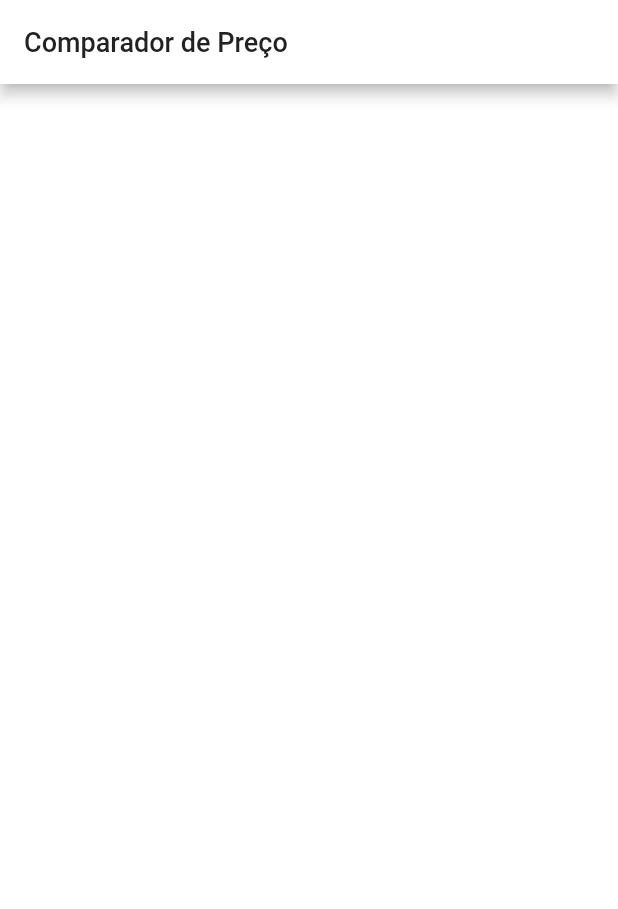
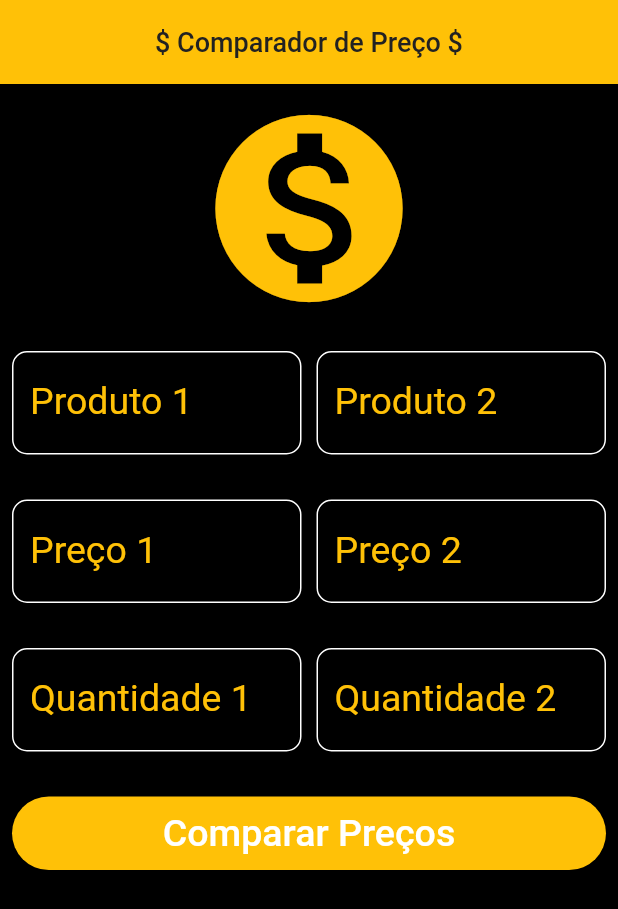
Before and after one commit to William-Santos-Dantas/price_compare, a Flutter app: the screen it shows after launch, on a phone screen of 412 x 824 dp. Shown: the top 909 px of the screen. Run offline on Flutter 3.47's test engine with Material 2 defaults, Android fonts, the phone set to English and light mode, and no system bars; our stand-ins replace get; missing offline and left inert: validatorless; Roboto replaces fonts that are missing (Metropolis, WorkSansBold).

```diff
--- /dev/null
+++ b/lib/application/ui/widgets/custom_text_field.dart
@@ -0,0 +1,47 @@
+import 'package:flutter/material.dart';
+
+class CustomTextField extends StatelessWidget {
+  final TextInputType inputType;
+  final String hintText;
+  final TextEditingController controller;
+  final FormFieldValidator<String>? validator;
+
+  const CustomTextField({
+    Key? key,
+    required this.inputType,
+    required this.hintText,
+    required this.controller,
+    required this.validator,
+  }) : super(key: key);
+
+  @override
+  Widget build(BuildContext context) {
+    return TextFormField(
+      controller: controller,
+      validator: validator,
+      decoration: InputDecoration(
+        enabledBorder: const OutlineInputBorder(
+          borderSide: BorderSide(color: Colors.white),
+          borderRadius: BorderRadius.all(Radius.circular(10.0)),
+        ),
+        focusedBorder: const OutlineInputBorder(
+          borderSide: BorderSide(color: Colors.amber),
+          borderRadius: BorderRadius.all(Radius.circular(10.0)),
+        ),
+        disabledBorder: const OutlineInputBorder(
+          borderSide: BorderSide(color: Colors.amber),
+          borderRadius: BorderRadius.all(Radius.circular(10.0)),
+        ),
+        border: const OutlineInputBorder(
+          borderSide: BorderSide(color: Colors.amber),
+          borderRadius: BorderRadius.all(Radius.circular(10.0)),
+        ),
+        labelText: hintText,
+        hintText: hintText,
+        labelStyle: const TextStyle(color: Colors.amber),
+      ),
+      style: const TextStyle(color: Colors.amber, fontSize: 25.0),
+      keyboardType: inputType,
+    );
+  }
+}
--- /dev/null
+++ b/lib/application/ui/widgets/submit_button.dart
@@ -0,0 +1,39 @@
+import 'package:flutter/material.dart';
+import 'package:get/get.dart';
+
+class SubmitButton extends StatelessWidget {
+  final String text;
+  final VoidCallback onPress;
+
+  const SubmitButton({Key? key, required this.text, required this.onPress}) : super(key: key);
+
+  @override
+  Widget build(BuildContext context) {
+    return Container(
+      decoration: const BoxDecoration(
+        borderRadius: BorderRadius.all(Radius.circular(25)),
+        color: Colors.amber,
+      ),
+      child: MaterialButton(
+        highlightColor: Colors.transparent,
+        splashColor: Colors.white,
+        child: Padding(
+          padding:const EdgeInsets.symmetric(vertical: 10.0, horizontal: 42.0),
+          child: FittedBox(
+            fit: BoxFit.fitWidth,
+            child: Text(
+              text,
+              style:const TextStyle(
+                color: Colors.white,
+                fontSize: 25.0,
+                fontFamily: "WorkSansBold",
+              ),
+              maxLines: 1,
+            ),
+          ),
+        ),
+        onPressed: onPress,
+      ),
+    );
+  }
+}
--- a/lib/modules/home/home_controller.dart
+++ b/lib/modules/home/home_controller.dart
@@ -5,6 +5,9 @@ import '../../application/ui/messages/messages_mixin.dart';
 class HomeController extends GetxController with LoaderMixin, MessagesMixin {
   final loading = false.obs;
   final message = Rxn<MessageModel>();
+  final _text = ''.obs;
+  get text => _text.value;
+
   HomeController();
 
   @override
@@ -13,4 +16,15 @@ class HomeController extends GetxController with LoaderMixin, MessagesMixin {
     loaderListener(loading);
     messageListener(message);
   }
+
+
+  void comparePrice({
+    required String firstProduct,
+    required double firstPrice,
+    required double secondPrice,
+    required String secondProduct,
+    required double firstQuantity,
+    required double secondQuantity,
+  }) {
+  }
 }
--- a/lib/modules/home/home_page.dart
+++ b/lib/modules/home/home_page.dart
@@ -1,6 +1,9 @@
 import 'package:flutter/material.dart';
 import 'package:get/get.dart';
+import 'package:validatorless/validatorless.dart';
+import '../../application/ui/widgets/custom_text_field.dart';
 
+import '../../application/ui/widgets/submit_button.dart';
 import 'home_controller.dart';
 
 class HomePage extends GetView<HomeController> {
@@ -8,11 +11,127 @@ class HomePage extends GetView<HomeController> {
 
   @override
   Widget build(BuildContext context) {
+    final TextEditingController firstProductEC = TextEditingController();
+    final TextEditingController secondProductEC = TextEditingController();
+    final TextEditingController firstPriceEC = TextEditingController();
+    final TextEditingController secondPriceEC = TextEditingController();
+    final TextEditingController firstQuantityEC = TextEditingController();
+    final TextEditingController secondQuantityEC = TextEditingController();
+    final _formKey = GlobalKey<FormState>();
     return Scaffold(
+      backgroundColor: Colors.black,
       appBar: AppBar(
-        title: const Text('Comparador de Preço'),
+        title: const Text("\$ Comparador de Preço \$"),
+        backgroundColor: Colors.amber,
+        centerTitle: true,
       ),
-      body: Container(),
+      body: SingleChildScrollView(
+        padding: const EdgeInsets.all(8.0),
+        child: Form(
+          key: _formKey,
+          child: Column(
+            crossAxisAlignment: CrossAxisAlignment.stretch,
+            children: [
+              const Icon(Icons.monetization_on,
+                  size: 150.0, color: Colors.amber),
+              const SizedBox(height: 20),
+              Row(
+                children: [
+                  Flexible(
+                    child: CustomTextField(
+                      inputType: TextInputType.text,
+                      hintText: 'Produto 1',
+                      controller: firstProductEC,
+                      validator: Validatorless.multiple([
+                        Validatorless.required('Produto obrigatório'),
+                      ]),
+                    ),
+                  ),
+                  const SizedBox(width: 10),
+                  Flexible(
+                    child: CustomTextField(
+                      inputType: TextInputType.text,
+                      hintText: 'Produto 2',
+                      controller: secondProductEC,
+                      validator: Validatorless.multiple([
+                        Validatorless.required('Produto obrigatório'),
+                      ]),
+                    ),
+                  ),
+                ],
+              ),
+              const SizedBox(height: 30),
+              Row(
+                children: [
+                  Flexible(
+                    child: CustomTextField(
+                      inputType: TextInputType.number,
+                      hintText: 'Preço 1',
+                      controller: firstPriceEC,
+                      validator: Validatorless.multiple([
+                        Validatorless.required('Preço obrigatório'),
+                      ]),
+                    ),
+                  ),
+                  const SizedBox(width: 10),
+                  Flexible(
+                    child: CustomTextField(
+                      inputType: TextInputType.number,
+                      hintText: 'Preço 2',
+                      controller: secondPriceEC,
+                      validator: Validatorless.multiple([
+                        Validatorless.required('Preço obrigatório'),
+                      ]),
+                    ),
+                  ),
+                ],
+              ),
+              const SizedBox(height: 30),
+              Row(
+                children: [
+                  Flexible(
+                    child: CustomTextField(
+                      inputType: TextInputType.number,
+                      hintText: 'Quantidade 1',
+                      controller: firstQuantityEC,
+                      validator: Validatorless.multiple([
+                        Validatorless.required('Quantidade obrigatório'),
+                      ]),
+                    ),
+                  ),
+                  const SizedBox(width: 10),
+                  Flexible(
+                    child: CustomTextField(
+                      inputType: TextInputType.number,
+                      hintText: 'Quantidade 2',
+                      controller: secondQuantityEC,
+                      validator: Validatorless.multiple([
+                        Validatorless.required('Quantidade obrigatório'),
+                      ]),
+                    ),
+                  ),
+                ],
+              ),
+              const SizedBox(height: 30),
+              SubmitButton(
+                onPress: () {
+                  if (_formKey.currentState!.validate()) {
+                    controller.comparePrice(
+                      firstProduct: firstProductEC.text,
+                      secondProduct: secondProductEC.text,
+                      firstPrice: double.parse(firstPriceEC.text),
+                      secondPrice: double.parse(secondPriceEC.text),
+                      firstQuantity: double.parse(firstQuantityEC.text),
+                      secondQuantity: double.parse(secondQuantityEC.text),
+                    );
+                  }
+                },
+                text: 'Comparar Preços',
+              ),
+            ],
+          ),
+        ),
+      ),
     );
   }
 }
--- a/pubspec.yaml
+++ b/pubspec.yaml
@@ -35,6 +35,7 @@ dependencies:
   # Use with the CupertinoIcons class for iOS style icons.
   cupertino_icons: ^1.0.2
   get: ^4.6.1
+  validatorless: ^1.2.1
 
 dev_dependencies:
   flutter_test:
```
Also changed, not shown: pubspec.lock.
